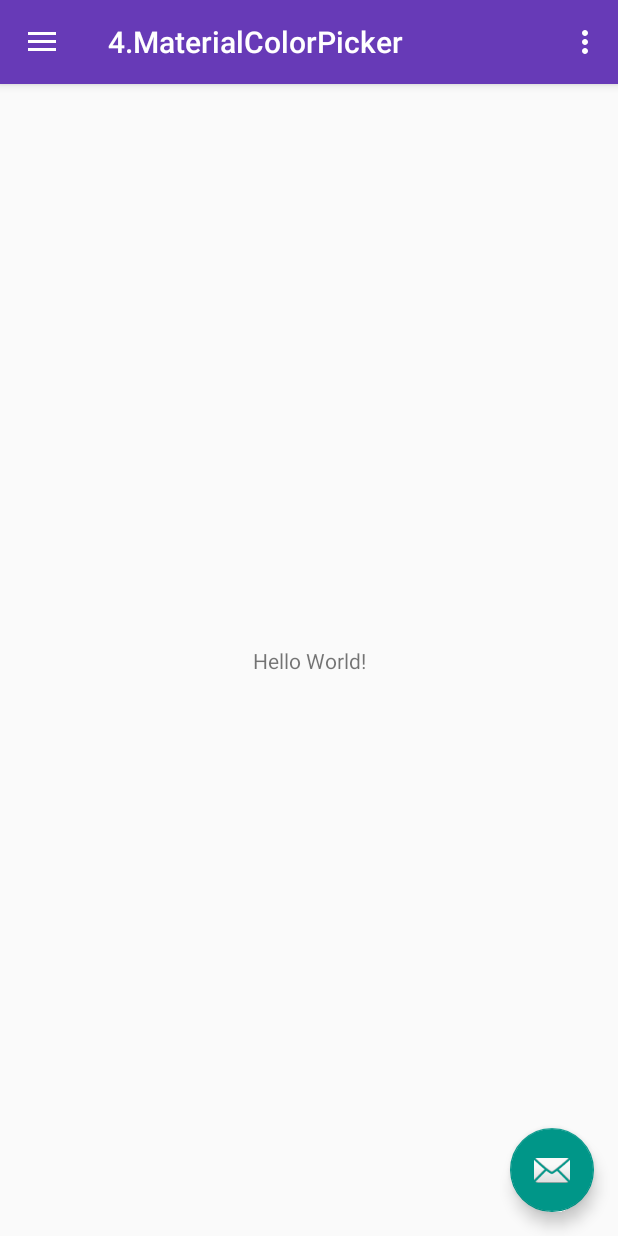
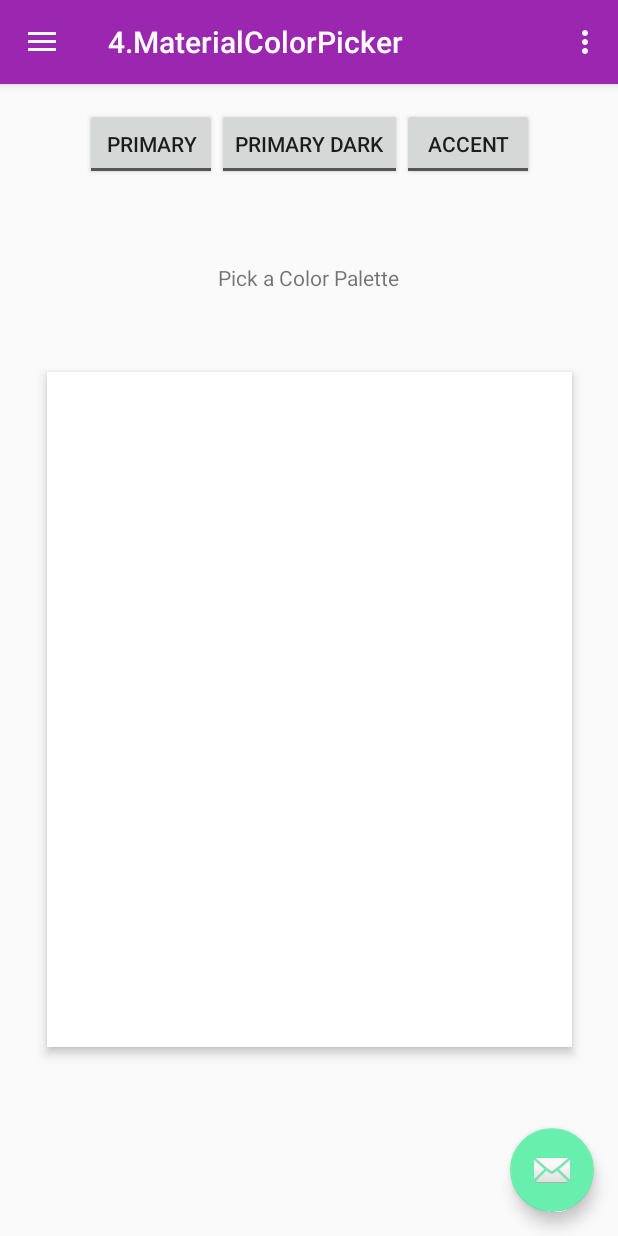
Before and after one commit to krasimiracle/App-a-day, an Android app: the screen it shows after launch (MainActivity), on a phone screen of 412 x 824 dp. Run offline under Robolectric (Android 15) with nearby library versions, the phone set to English and light mode, and no system bars.

Commit message:
Added radio group and surface in main layout

```diff
--- a/4.MaterialColorPicker/app/src/main/java/com/stoyanov5/a4materialcolorpicker/MainActivity.java
+++ b/4.MaterialColorPicker/app/src/main/java/com/stoyanov5/a4materialcolorpicker/MainActivity.java
@@ -1,5 +1,6 @@
 package com.stoyanov5.a4materialcolorpicker;
 
+import android.content.res.ColorStateList;
 import android.os.Bundle;
 import android.support.design.widget.FloatingActionButton;
 import android.support.design.widget.Snackbar;
@@ -12,6 +13,7 @@ import android.support.v7.app.AppCompatActivity;
 import android.support.v7.widget.Toolbar;
 import android.view.Menu;
 import android.view.MenuItem;
+import android.widget.Button;
 
 public class MainActivity extends AppCompatActivity
         implements NavigationView.OnNavigationItemSelectedListener {
@@ -23,7 +25,8 @@ public class MainActivity extends AppCompatActivity
         Toolbar toolbar = (Toolbar) findViewById(R.id.toolbar);
         setSupportActionBar(toolbar);
 
-        FloatingActionButton fab = (FloatingActionButton) findViewById(R.id.fab);
+
+        final FloatingActionButton fab = (FloatingActionButton) findViewById(R.id.fab);
         fab.setOnClickListener(new View.OnClickListener() {
             @Override
             public void onClick(View view) {
@@ -38,7 +41,7 @@ public class MainActivity extends AppCompatActivity
         drawer.addDrawerListener(toggle);
         toggle.syncState();
 
-        NavigationView navigationView = (NavigationView) findViewById(R.id.nav_view);
+        final NavigationView navigationView = (NavigationView) findViewById(R.id.nav_view);
         navigationView.setNavigationItemSelectedListener(this);
     }
 
--- a/4.MaterialColorPicker/app/src/main/res/layout/content_main.xml
+++ b/4.MaterialColorPicker/app/src/main/res/layout/content_main.xml
@@ -8,13 +8,79 @@
     tools:context="com.stoyanov5.a4materialcolorpicker.MainActivity"
     tools:showIn="@layout/app_bar_main">
 
+    <RadioGroup
+        android:id="@+id/radioGroup"
+        android:layout_width="wrap_content"
+        android:layout_height="50dp"
+        android:layout_margin="16dp"
+        android:layout_marginTop="0dp"
+        android:orientation="horizontal"
+        app:layout_constraintEnd_toEndOf="parent"
+        app:layout_constraintStart_toStartOf="parent"
+        app:layout_constraintTop_toTopOf="parent">
+
+        <ToggleButton
+            android:id="@+id/primaryRadioButton"
+            android:layout_width="match_parent"
+            android:layout_height="wrap_content"
+            android:layout_weight="1"
+            android:text="Primary"
+            android:textOff="Primary"
+            android:textOn="Primary" />
+
+        <ToggleButton
+            android:id="@+id/primaryDarkRadioButton"
+            android:layout_width="wrap_content"
+            android:layout_height="wrap_content"
+            android:layout_weight="1"
+            android:text="PrimaryDark"
+            android:textOff="Primary Dark"
+            android:textOn="Primary Dark" />
+
+        <ToggleButton
+            android:id="@+id/accentRadioButton"
+            android:layout_width="match_parent"
+            android:layout_height="wrap_content"
+            android:layout_weight="1"
+            android:text="Accent"
+            android:textOff="Accent"
+            android:textOn="Accent" />
+
+    </RadioGroup>
+
     <TextView
+        android:id="@+id/pickText"
         android:layout_width="wrap_content"
         android:layout_height="wrap_content"
-        android:text="Hello World!"
+        android:layout_marginBottom="8dp"
+        android:layout_marginEnd="8dp"
+        android:layout_marginStart="8dp"
+        android:layout_marginTop="8dp"
+        android:layout_weight="1"
+        android:text="@string/pick_a_color_palette"
+        app:layout_constraintBottom_toTopOf="@+id/palettesSurface"
+        app:layout_constraintEnd_toEndOf="parent"
+        app:layout_constraintHorizontal_bias="0.498"
+        app:layout_constraintStart_toStartOf="parent"
+        app:layout_constraintTop_toBottomOf="@+id/radioGroup" />
+
+    <FrameLayout
+        android:id="@+id/palettesSurface"
+        android:layout_width="350dp"
+        android:layout_height="450dp"
+        android:layout_margin="16dp"
+        android:layout_marginBottom="8dp"
+        android:layout_marginEnd="8dp"
+        android:layout_marginStart="8dp"
+        android:layout_marginTop="8dp"
+        android:layout_weight="1"
+        android:background="#fff"
+        android:elevation="4dp"
         app:layout_constraintBottom_toBottomOf="parent"
-        app:layout_constraintLeft_toLeftOf="parent"
-        app:layout_constraintRight_toRightOf="parent"
-        app:layout_constraintTop_toTopOf="parent" />
+        app:layout_constraintEnd_toEndOf="parent"
+        app:layout_constraintStart_toStartOf="parent"
+        app:layout_constraintTop_toBottomOf="@+id/radioGroup">
+
+    </FrameLayout>
 
 </android.support.constraint.ConstraintLayout>
--- a/4.MaterialColorPicker/app/src/main/res/values/colors.xml
+++ b/4.MaterialColorPicker/app/src/main/res/values/colors.xml
@@ -1,6 +1,9 @@
 <?xml version="1.0" encoding="utf-8"?>
 <resources>
-    <color name="colorPrimary">#673ab7</color>
-    <color name="colorPrimaryDark">#320b86</color>
-    <color name="colorAccent">#009688</color>
+    <color name="colorPrimary">#9B26AF</color>
+    <color name="colorMedium">#7A1EA1</color>
+    <color name="colorPrimaryDark">#691A99</color>
+    <color name="colorAccent">#68EFAD</color>
+
+    <color name="colorCyan200">#80DEEA</color>
 </resources>
--- a/4.MaterialColorPicker/app/src/main/res/values/strings.xml
+++ b/4.MaterialColorPicker/app/src/main/res/values/strings.xml
@@ -5,4 +5,6 @@
     <string name="navigation_drawer_close">Close navigation drawer</string>
 
     <string name="action_settings">Settings</string>
+    <string name="cyan200">Cyan200</string>
+    <string name="pick_a_color_palette">Pick a Color Palette</string>
 </resources>
```
